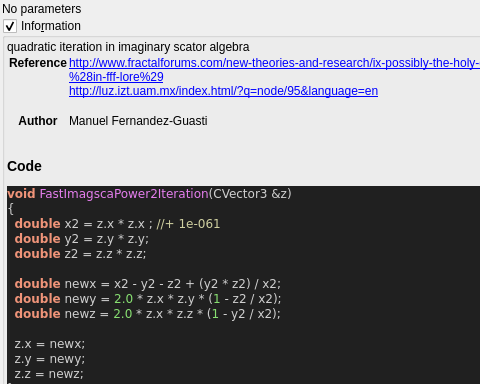
The window that mandelbulber2/qt_data/fractal_imagsca_power_2.ui (buddhi1980/mandelbulber2) describes before a commit, drawn with Qt 5; both pictures show x 0 to 480 and y 0 to 384 of the 574 by 692 pixel window.
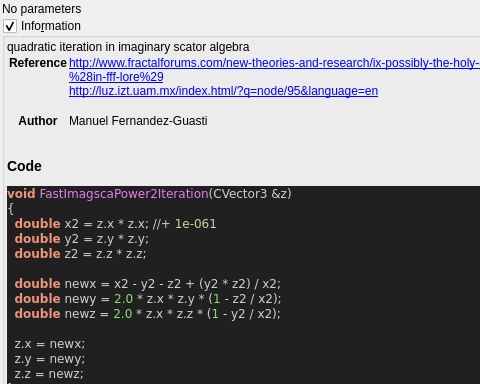
The same window after the commit. Custom widgets are drawn as their Qt base class.

Diff of the .ui file:
```diff
--- a/mandelbulber2/qt_data/fractal_imagsca_power_2.ui
+++ b/mandelbulber2/qt_data/fractal_imagsca_power_2.ui
@@ -77,7 +77,7 @@
 &lt;body style=&quot;background-color:#202020&quot;&gt;
 &lt;pre style=&quot;color:#d0d0d0; background-color:#202020;  font-family:'Courier New',monospace;&quot;&gt;&lt;span style=&quot;color:#f09479; font-weight:bold&quot;&gt;void&lt;/span&gt; &lt;span style=&quot;color:#e47eed&quot;&gt;FastImagscaPower2Iteration&lt;/span&gt;&lt;span style=&quot;color:#d0d0d0&quot;&gt;(&lt;/span&gt;CVector3 &lt;span style=&quot;color:#d0d0d0&quot;&gt;&amp;amp;&lt;/span&gt;z&lt;span style=&quot;color:#d0d0d0&quot;&gt;)&lt;/span&gt;
 &lt;span style=&quot;color:#d0d0d0&quot;&gt;{&lt;/span&gt;
-  &lt;span style=&quot;color:#f09479; font-weight:bold&quot;&gt;double&lt;/span&gt; x2 &lt;span style=&quot;color:#d0d0d0&quot;&gt;=&lt;/span&gt; z&lt;span style=&quot;color:#d0d0d0&quot;&gt;.&lt;/span&gt;x &lt;span style=&quot;color:#d0d0d0&quot;&gt;*&lt;/span&gt; z&lt;span style=&quot;color:#d0d0d0&quot;&gt;.&lt;/span&gt;x &lt;span style=&quot;color:#d0d0d0&quot;&gt;;&lt;/span&gt; &lt;span style=&quot;color:#d0d0a0&quot;&gt;//+ 1e-061&lt;/span&gt;
+  &lt;span style=&quot;color:#f09479; font-weight:bold&quot;&gt;double&lt;/span&gt; x2 &lt;span style=&quot;color:#d0d0d0&quot;&gt;=&lt;/span&gt; z&lt;span style=&quot;color:#d0d0d0&quot;&gt;.&lt;/span&gt;x &lt;span style=&quot;color:#d0d0d0&quot;&gt;*&lt;/span&gt; z&lt;span style=&quot;color:#d0d0d0&quot;&gt;.&lt;/span&gt;x&lt;span style=&quot;color:#d0d0d0&quot;&gt;;&lt;/span&gt; &lt;span style=&quot;color:#d0d0a0&quot;&gt;//+ 1e-061&lt;/span&gt;
   &lt;span style=&quot;color:#f09479; font-weight:bold&quot;&gt;double&lt;/span&gt; y2 &lt;span style=&quot;color:#d0d0d0&quot;&gt;=&lt;/span&gt; z&lt;span style=&quot;color:#d0d0d0&quot;&gt;.&lt;/span&gt;y &lt;span style=&quot;color:#d0d0d0&quot;&gt;*&lt;/span&gt; z&lt;span style=&quot;color:#d0d0d0&quot;&gt;.&lt;/span&gt;y&lt;span style=&quot;color:#d0d0d0&quot;&gt;;&lt;/span&gt;
   &lt;span style=&quot;color:#f09479; font-weight:bold&quot;&gt;double&lt;/span&gt; z2 &lt;span style=&quot;color:#d0d0d0&quot;&gt;=&lt;/span&gt; z&lt;span style=&quot;color:#d0d0d0&quot;&gt;.&lt;/span&gt;z &lt;span style=&quot;color:#d0d0d0&quot;&gt;*&lt;/span&gt; z&lt;span style=&quot;color:#d0d0d0&quot;&gt;.&lt;/span&gt;z&lt;span style=&quot;color:#d0d0d0&quot;&gt;;&lt;/span&gt;
 
```
